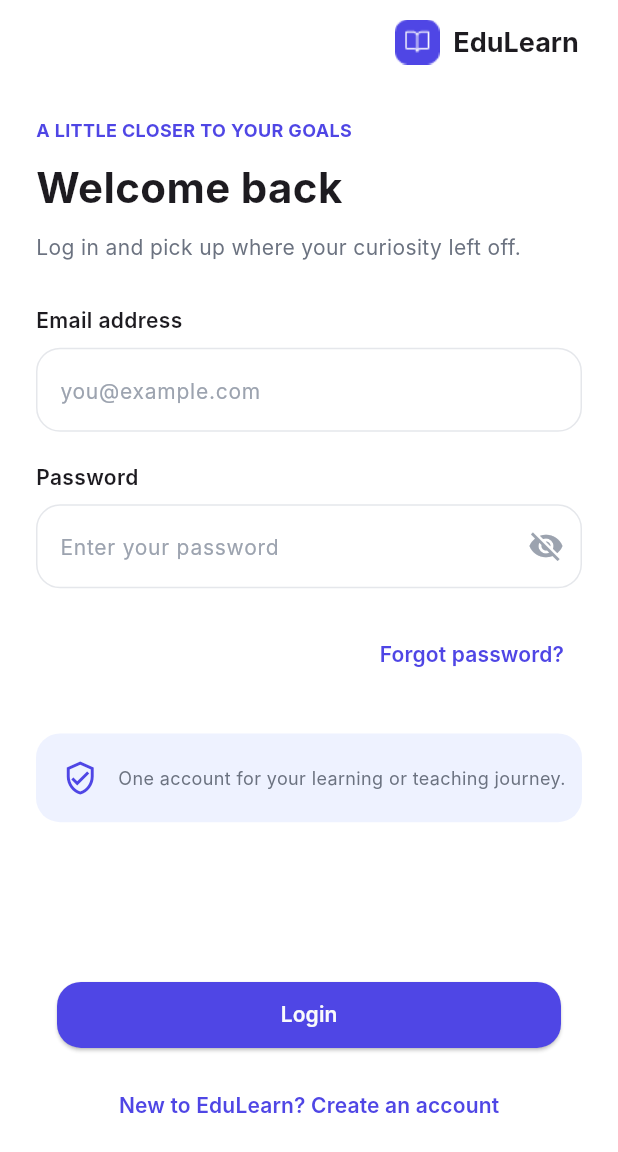
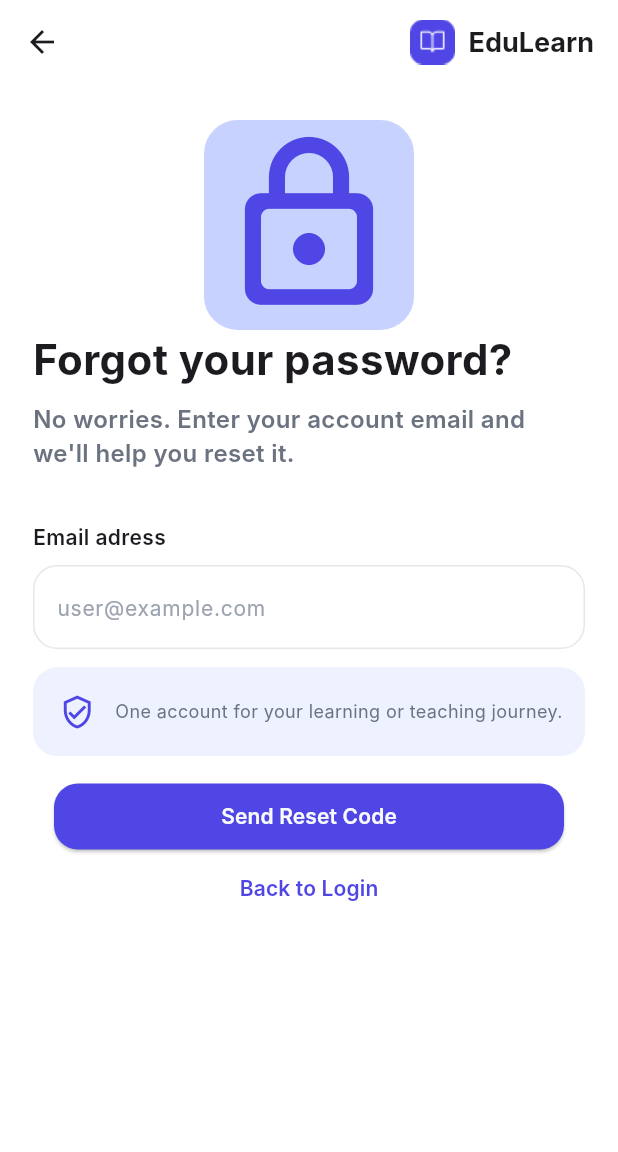
Before and after one commit to MohammedAbdEl-Fatah/Edulearn_Mobile, a Flutter app: the LoginScreen screen opened by its route, after a tap on "Forgot password?", on a phone screen of 412 x 824 dp. Shown: the top 1152 px of the screen. Run offline on Flutter 3.47's test engine with Material 3 defaults, Android fonts, the phone set to English and light mode, and no system bars; our stand-ins replace dio, equatable, flutter_bloc, flutter_dotenv, flutter_secure_storage, get_it and 3 more; accounts and stored records are empty; Roboto replaces fonts that are missing (Inter); statements that could not run were skipped.

Commit message:
feat: impleament Ui forgot Password.

```diff
--- a/lib/core/router/app_router.dart
+++ b/lib/core/router/app_router.dart
@@ -5,6 +5,7 @@ import 'package:edulearn_mobile/feature/onbording/presentation/view/onbording_sc
 import 'package:edulearn_mobile/feature/splash/presentation/splash_screen.dart';
 import 'package:flutter/material.dart';
 
+import '../../feature/auth/presentation/view/forget_password_screen.dart';
 import '../../feature/auth/presentation/view/select_role_register.dart';
 import '../../feature/auth/presentation/view/student_register.dart';
 import '../../feature/auth/presentation/view/teacher_register.dart';
@@ -47,6 +48,11 @@ class AppRouter {
           builder: (_) => const ConfirmEmailScreen(),
           settings: setting,
         );
+      case RouterName.forgotPasswordScreen:
+        return MaterialPageRoute(
+          builder: (_) => ForgotPasswordScreen(),
+          settings: setting,
+        );
 
       default:
         return MaterialPageRoute(
--- a/lib/core/router/router_name.dart
+++ b/lib/core/router/router_name.dart
@@ -12,5 +12,5 @@ class RouterName {
   static const String studentRegister = "studentRegister";
   static const String teacherRegister = "teacherRegister";
   static const String confirmEmail = "confirmEmail";
-
+  static const String forgotPasswordScreen = "forgetPassword";
 }
--- a/lib/feature/auth/presentation/cubit/log_in/log_in_cubit.dart
+++ b/lib/feature/auth/presentation/cubit/log_in/log_in_cubit.dart
@@ -1,4 +1,3 @@
-import 'dart:developer';
 
 import 'package:edulearn_mobile/feature/auth/domain/entity/auth_token_entity.dart';
 import 'package:edulearn_mobile/feature/auth/domain/params/log_in_params.dart';
--- a/lib/feature/auth/presentation/view/confirm_email_screen.dart
+++ b/lib/feature/auth/presentation/view/confirm_email_screen.dart
@@ -6,7 +6,6 @@ import 'package:edulearn_mobile/core/router/app_router.dart';
 import 'package:edulearn_mobile/core/theme/app_style.dart';
 import 'package:edulearn_mobile/core/theme/extension.dart';
 import 'package:edulearn_mobile/core/widgets/button.dart';
-import 'package:edulearn_mobile/core/widgets/text_button.dart';
 import 'package:edulearn_mobile/feature/auth/domain/params/otp_params.dart';
 import 'package:edulearn_mobile/feature/auth/presentation/cubit/confirm_email/confirm_email_cubit.dart';
 import 'package:flutter/material.dart';
@@ -15,6 +14,7 @@ import 'package:pin_code_fields/pin_code_fields.dart';
 
 import '../../../../core/theme/app_colors.dart';
 import '../../../../core/widgets/logo.dart';
+import '../widget/custom_icon_label.dart';
 
 class ConfirmEmailScreen extends StatefulWidget {
   const ConfirmEmailScreen({super.key});
@@ -82,21 +82,7 @@ class _ConfirmEmailScreenState extends State<ConfirmEmailScreen> {
             child: Column(
               crossAxisAlignment: .start,
               children: [
-                Align(
-                  alignment: .center,
-                  child: Container(
-                    decoration: BoxDecoration(
-                      color: AppColors.primaryTint,
-                      borderRadius: BorderRadius.circular(22.5),
-                      border: Border.all(color: AppColors.primaryTint),
-                    ),
-                    child: const Icon(
-                      Icons.mark_email_read_sharp,
-                      size: 32 * 4,
-                      color: AppColors.primaryDefault,
-                    ),
-                  ),
-                ),
+                const CustomIconLabel(icon: Icons.mark_email_read_sharp),
                 const Text('Check your inbox', style: AppStyle.h1),
                 Text(
                   "Enter the 6-digit code we sent to your email to verify your account.",
--- /dev/null
+++ b/lib/feature/auth/presentation/view/forget_password_screen.dart
@@ -0,0 +1,90 @@
+import 'package:edulearn_mobile/core/theme/app_style.dart';
+import 'package:edulearn_mobile/core/theme/extension.dart';
+import 'package:edulearn_mobile/core/widgets/button.dart';
+import 'package:edulearn_mobile/feature/auth/domain/validation_field.dart';
+import 'package:edulearn_mobile/feature/auth/presentation/widget/custom_text_form_field.dart';
+import 'package:flutter/material.dart';
+
+import '../../../../core/theme/app_colors.dart';
+import '../../../../core/widgets/logo.dart';
+import '../../../../core/widgets/text_button.dart';
+import '../widget/custom_icon_label.dart';
+
+class ForgotPasswordScreen extends StatelessWidget {
+  ForgotPasswordScreen({super.key});
+  final TextEditingController _controller = TextEditingController();
+  final GlobalKey<FormState> _key = GlobalKey<FormState>();
+  @override
+  Widget build(BuildContext context) {
+    return Scaffold(
+      appBar: AppBar(title: const Row(children: [Spacer(), Logo()])),
+      body: Padding(
+        padding: const EdgeInsets.symmetric(horizontal: 22.0, vertical: 24),
+        child: SingleChildScrollView(
+          child: Column(
+            crossAxisAlignment: CrossAxisAlignment.start,
+            children: [
+              const CustomIconLabel(icon: Icons.lock_outline_rounded),
+              const Text("Forgot your password?", style: AppStyle.h1),
+              SizedBox(height: context.h(8)),
+              Text(
+                "No worries. Enter your account email and we'll help you reset it.",
+                style: AppStyle.bodySemiBold.copyWith(
+                  color: AppColors.textGray,
+                ),
+              ),
+              SizedBox(height: context.h(34)),
+              Form(
+                key: _key,
+                child: CustomTextFormField(
+                  hintText: "user@example.com",
+                  header: "Email adress",
+                  controller: _controller,
+                  isObscure: false,
+                  validator: (p0) => ValidationField.isValidFieldEmail(p0),
+                ),
+              ),
+              SizedBox(height: context.h(12)),
+              Container(
+                padding: EdgeInsets.all(context.w(16)),
+                decoration: BoxDecoration(
+                  color: AppColors.primaryLight,
+                  borderRadius: BorderRadius.circular(16),
+                ),
+                child: Row(
+                  children: [
+                    const Icon(
+                      Icons.verified_user_outlined,
+                      color: AppColors.primaryDefault,
+                    ),
+                    SizedBox(width: context.w(12)),
+                    Text(
+                      "One account for your learning or teaching journey.",
+                      style: AppStyle.small.copyWith(color: AppColors.textGray),
+                    ),
+                  ],
+                ),
+              ),
+              SizedBox(height: context.h(16)),
+              Button(
+                title: "Send Reset Code",
+                onPressed: () {
+                  //todo useacase resend otp
+                },
+              ),
+              Align(
+                alignment: Alignment.center,
+                child: CustomTextButton(
+                  title: "Back to Login",
+                  onPressed: () {
+                    Navigator.pop(context);
+                  },
+                ),
+              ),
+            ],
+          ),
+        ),
+      ),
+    );
+  }
+}
--- a/lib/feature/auth/presentation/view/login_screen.dart
+++ b/lib/feature/auth/presentation/view/login_screen.dart
@@ -82,7 +82,9 @@ class _LoginScreenState extends State<LoginScreen> {
                   Align(
                     alignment: .centerEnd,
                     child: CustomTextButton(
-                      onPressed: () {},
+                      onPressed: () {
+                        Navigator.pushNamed(context, RouterName.forgotPasswordScreen);
+                      },
                       title: "Forgot password?",
                     ),
                   ),
@@ -155,8 +157,9 @@ class _LoginScreenState extends State<LoginScreen> {
                               ? const CircularProgressIndicator()
                               : Button(
                                   onPressed: () {
-                                    if (!_formKey.currentState!.validate())
+                                    if (!_formKey.currentState!.validate()) {
                                       return;
+                                    }
                                     final params = LoginParams(
                                       email: _controllerEmail.text,
                                       password: _controllerPassword.text,
```
